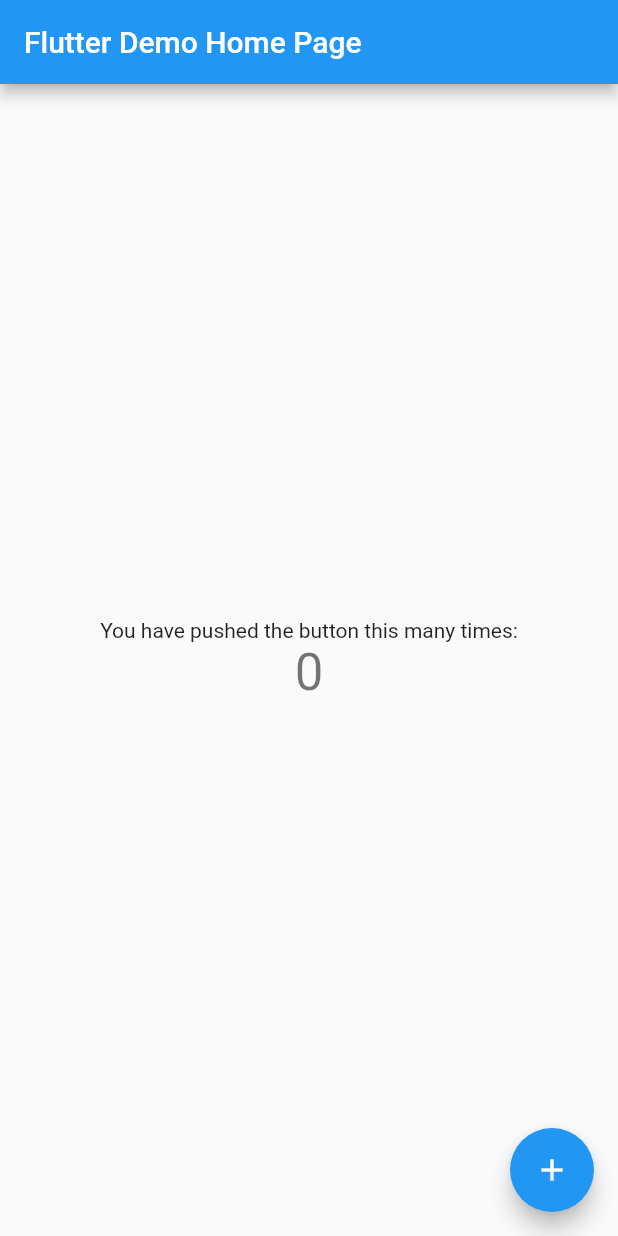
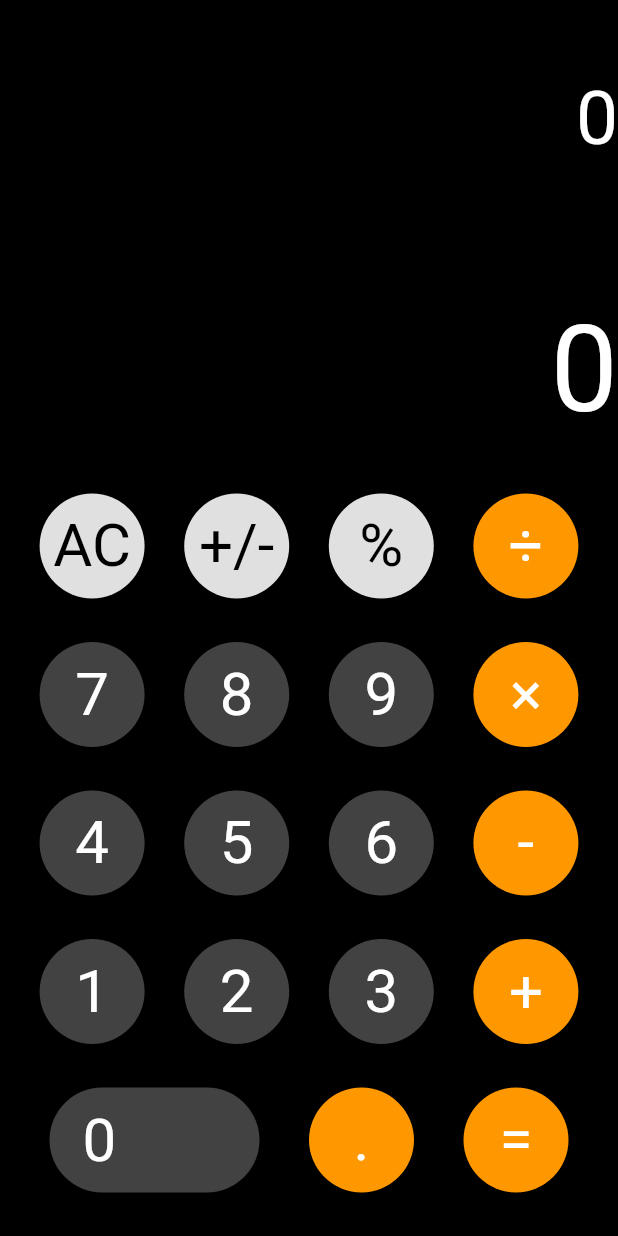
Before and after one commit to buzhun/my_cal_app, a Flutter app: the screen it shows after launch, on a phone screen of 412 x 824 dp. Run offline on Flutter 3.47's test engine with Material 2 defaults, Android fonts, the phone set to English and light mode, and no system bars.

Commit message:
计算器: 支持加减乘除 staging

```diff
--- a/lib/main.dart
+++ b/lib/main.dart
@@ -1,111 +1,413 @@
 import 'package:flutter/material.dart';
 
-void main() => runApp(MyApp());
+void main() {
+  runApp(
+    MaterialApp(
+      title: 'Flutter Tutorial',
+      home: new Scaffold(
+        body: new OptWidget(),
+      ),
+    ),
+  );
+}
 
-class MyApp extends StatelessWidget {
-  // This widget is the root of your application.
+// OptWidget manages the state.
+
+//------------------------ OptWidget --------------------------------
+
+class OptWidget extends StatefulWidget {
+  final buttonLists = [
+    ['C', '+/-', '%', '÷'],
+    ['7', '8', '9', '×'],
+    ['4', '5', '6', '-'],
+    ['1', '2', '3', '+'],
+    ['0', '.', '='],
+  ];
+
+  @override
+  _OptWidgetState createState() => _OptWidgetState();
+}
+
+class _OptWidgetState extends State<OptWidget> {
+  String _screen = '0';
+  String last = '0';
+  List<String> entry = ['0'];
+  String activeBtn = '';
+
+  void _handleClearBtnChanged(bool isClearAll) {
+    print('clear');
+    setState(() {
+      _screen = '0';
+      last = '0';
+      entry = [last];
+//      entry = isClearAll ? [] : entry;
+    });
+  }
+
+  void _handleNumberBtnChanged(String val) {
+    var newScreen = _screen;
+    var newEntry = entry;
+    var newLast = '';
+    final lastIsNumber = RegExp(r'^[0-9]+$').hasMatch(last);
+
+    print('last is $last,lastIsNumber is $lastIsNumber ');
+
+    if (last == '0') {
+        newScreen = val;
+        newLast = val;
+        newEntry[entry.length - 1] = val;
+    } else if(lastIsNumber){
+        newScreen += val;
+        newLast = last + val;
+        newEntry[entry.length - 1] = newLast;
+    } else {
+      // 1 + (3)
+      newEntry.add(val);
+      newScreen = val;
+      newLast = val;
+    }
+
+
+    setState(() {
+      _screen = newScreen;
+      last = newLast;
+      entry = newEntry;
+      activeBtn = '';
+    });
+
+    print(entry);
+  }
+
+  String _cal(xStr, opt, yStr) {
+
+    final double x = double.parse(xStr);
+    final double y = double.parse(yStr);
+
+    double result = 0.0;
+
+    switch (opt) {
+      case '+':
+        result = x + y;
+        break;
+      case '-':
+        result = x - y;
+        break;
+      case '*':
+        result = x * y;
+        break;
+      case '/':
+        result = x / y;
+        break;
+    }
+    return result.toInt() - result == 0 ?  result.toInt().toString(): result.toString();
+  }
+
+  void _handleOperatorBtnChanged(String val) {
+    final lastIsNumber = RegExp(r'^[0-9]+$').hasMatch(last);
+    var newScreen = '';
+    var newActiveBtn = '';
+    var newLast = '';
+    var newEntry = entry;
+
+    // 新符号入栈
+    void pushStack() {
+      newActiveBtn = val;
+      newLast = val;
+      newEntry.add(newLast);
+    }
+
+    // 计算第一个表达式（前三位）
+    String calExpress (){
+      return _cal(entry[0], entry[1], entry[2]);
+    }
+
+    final length = entry.length;
+    switch(length) {
+//      case 0: 第一位最少也是 0 不会是运算符
+
+      case 1:
+        // 1 (+)
+        if (val == '='){
+
+        } else {
+          pushStack();
+        }
+        break;
+      case 2:
+        // 1+ (=) 自增计算
+        if (val == '='){
+          newActiveBtn = '';
+          final String result =  _cal(entry[0],entry[1],entry[0]);
+          newLast = result;
+          newEntry = [result];
+        } else {
+          // 1 + (-) 覆盖上一个运算符
+          newActiveBtn = val;
+          newLast = val;
+          newEntry[entry.length - 1] = newLast;
+        }
+        break;
+      case 3:
+        if(RegExp(r'^[+-]$').hasMatch(entry[1]) && RegExp(r'^[×÷]$').hasMatch()){
+          // 第一个是+ -，第二个是 × ÷ 入栈
+          pushStack();
+        } else {
+          final String result = calExpress();
+          if (val == '='){
+            // 1+2(=)
+            newActiveBtn = '';
+            newLast = result;
+            newEntry = [result];
+          } else {
+            // 1+2(+) 计算结果入栈
+            newActiveBtn = val;
+            newLast = val;
+            entry.replaceRange(0, 3, [result]);
+            newEntry = entry;
+          }
+        }
+      break;
+      case 4:
+        1 + 2 * (=)
+    }
+
+    if (val == '=') {
+      // 1 + 2 = 3
+      if (entry.length == 3) {
+        final result =
+        newScreen = result;
+        newEntry=[result];
+        newLast = result;
+      }
+    } else {
+      newActiveBtn = val;
+      newLast = val;
+      print('last is $last,lastIsNumber is $lastIsNumber ');
+      if (!lastIsNumber) {
+        newEntry[entry.length - 1] = newLast;
+      } else {
+        newEntry.add(newLast);
+      }
+    }
+
+    setState(() {
+      _screen = newScreen;
+      entry = newEntry;
+      activeBtn = newActiveBtn;
+      last = newLast;
+    });
+
+    print(entry);
+  }
+
   @override
   Widget build(BuildContext context) {
-    return MaterialApp(
-      title: 'Flutter Demo',
-      theme: ThemeData(
-        // This is the theme of your application.
-        //
-        // Try running your application with "flutter run". You'll see the
-        // application has a blue toolbar. Then, without quitting the app, try
-        // changing the primarySwatch below to Colors.green and then invoke
-        // "hot reload" (press "r" in the console where you ran "flutter run",
-        // or simply save your changes to "hot reload" in a Flutter IDE).
-        // Notice that the counter didn't reset back to zero; the application
-        // is not restarted.
-        primarySwatch: Colors.blue,
-      ),
-      home: MyHomePage(title: 'Flutter Demo Home Page'),
+    final handleMap = {
+      'number': _handleNumberBtnChanged,
+      'other': _handleOperatorBtnChanged,
+      'operate': _handleOperatorBtnChanged,
+    };
+
+    final colorMap = {
+      'number': 'black',
+      'other': 'grey',
+      'operate': 'orange',
+    };
+
+    return Container(
+        decoration: BoxDecoration(
+          color: Colors.black,
+        ),
+        child: Column(
+          mainAxisAlignment: MainAxisAlignment.spaceEvenly,
+          children: [
+            Container(
+              width: 750.0,
+              height: 100.0,
+              padding: EdgeInsets.only(top: 50.0),
+              child: Text(
+                entry.join(''),
+                textAlign: TextAlign.right,
+                style: TextStyle(
+                  color: Colors.white,
+                  fontSize: 50.0,
+                ),
+              ),
+            ),
+            Container(
+              width: 750.0,
+              height: 200.0,
+              padding: EdgeInsets.only(top: 100.0),
+              child: Text(
+                '$_screen',
+                textAlign: TextAlign.right,
+                style: TextStyle(
+                  color: Colors.white,
+                  fontSize: 80.0,
+                ),
+              ),
+            ),
+            Expanded(
+              child: Column(
+                  mainAxisAlignment: MainAxisAlignment.spaceEvenly,
+                  children: widget.buttonLists.map((buttonList) {
+                    return Row(
+                        mainAxisAlignment: MainAxisAlignment.spaceEvenly,
+                        children: buttonList.map((name) {
+                          final type = RegExp(r'^[0-9]+$').hasMatch(name)
+                              ? 'number'
+                              : RegExp(r"([/%])").hasMatch(name)
+                                  ? 'other'
+                                  : 'operate';
+
+                          return name == 'C'
+                              ? ClearBtn(
+                                  isClearAll: _screen == '0',
+                                  onChanged: _handleClearBtnChanged,
+                                )
+                              : BaseBtn(
+                                  name: name,
+                                  actived: activeBtn == name,
+                                  colorType: colorMap[type],
+                                  onChanged: handleMap[type],
+                                );
+                        }).toList());
+                  }).toList()),
+            )
+          ],
+        ));
+  }
+}
+
+//------------------------- ClearBtn ----------------------------------
+
+class ClearBtn extends StatefulWidget {
+  ClearBtn({Key key, this.isClearAll: false, @required this.onChanged})
+      : super(key: key);
+
+  final bool isClearAll;
+  final onChanged;
+  _ClearBtnState createState() => _ClearBtnState();
+}
+
+class _ClearBtnState extends State<ClearBtn> {
+  void _handleChange(String name) {
+    widget.onChanged(widget.isClearAll);
+  }
+
+  Widget build(BuildContext context) {
+    final String name = widget.isClearAll ? 'AC' : 'C';
+    return BaseBtn(
+      name: name,
+      onChanged: _handleChange,
+      colorType: 'grey',
     );
   }
 }
 
-class MyHomePage extends StatefulWidget {
-  MyHomePage({Key key, this.title}) : super(key: key);
+//------------------------- BaseBtn ----------------------------------
 
-  // This widget is the home page of your application. It is stateful, meaning
-  // that it has a State object (defined below) that contains fields that affect
-  // how it looks.
+//------------------------- BaseBtn ----------------------------------
 
-  // This class is the configuration for the state. It holds the values (in this
-  // case the title) provided by the parent (in this case the App widget) and
-  // used by the build method of the State. Fields in a Widget subclass are
-  // always marked "final".
+class BaseBtn extends StatefulWidget {
+  BaseBtn(
+      {Key key,
+      this.name: '',
+      this.actived: false,
+      this.colorType: 'black',
+      @required this.onChanged})
+      : super(key: key);
 
-  final String title;
+  final String name;
+  final String colorType;
+  final onChanged;
+  final bool actived;
 
   @override
-  _MyHomePageState createState() => _MyHomePageState();
+  _BaseBtnState createState() => _BaseBtnState();
 }
 
-class _MyHomePageState extends State<MyHomePage> {
-  int _counter = 0;
+class _BaseBtnState extends State<BaseBtn> {
+  bool _highlight = false;
 
-  void _incrementCounter() {
+  void _handleTapDown(TapDownDetails details) {
     setState(() {
-      // This call to setState tells the Flutter framework that something has
-      // changed in this State, which causes it to rerun the build method below
-      // so that the display can reflect the updated values. If we changed
-      // _counter without calling setState(), then the build method would not be
-      // called again, and so nothing would appear to happen.
-      _counter++;
+      _highlight = true;
     });
   }
 
-  @override
+  void _handleTapUp(TapUpDetails details) {
+    setState(() {
+      _highlight = false;
+    });
+  }
+
+  void _handleTapCancel() {
+    setState(() {
+      _highlight = false;
+    });
+  }
+
+  void _handleTap() {
+    widget.onChanged(widget.name);
+  }
+
   Widget build(BuildContext context) {
-    // This method is rerun every time setState is called, for instance as done
-    // by the _incrementCounter method above.
-    //
-    // The Flutter framework has been optimized to make rerunning build methods
-    // fast, so that you can just rebuild anything that needs updating rather
-    // than having to individually change instances of widgets.
-    return Scaffold(
-      appBar: AppBar(
-        // Here we take the value from the MyHomePage object that was created by
-        // the App.build method, and use it to set our appbar title.
-        title: Text(widget.title),
-      ),
-      body: Center(
-        // Center is a layout widget. It takes a single child and positions it
-        // in the middle of the parent.
-        child: Column(
-          // Column is also layout widget. It takes a list of children and
-          // arranges them vertically. By default, it sizes itself to fit its
-          // children horizontally, and tries to be as tall as its parent.
-          //
-          // Invoke "debug painting" (press "p" in the console, choose the
-          // "Toggle Debug Paint" action from the Flutter Inspector in Android
-          // Studio, or the "Toggle Debug Paint" command in Visual Studio Code)
-          // to see the wireframe for each widget.
-          //
-          // Column has various properties to control how it sizes itself and
-          // how it positions its children. Here we use mainAxisAlignment to
-          // center the children vertically; the main axis here is the vertical
-          // axis because Columns are vertical (the cross axis would be
-          // horizontal).
-          mainAxisAlignment: MainAxisAlignment.center,
-          children: <Widget>[
-            Text(
-              'You have pushed the button this many times:',
-            ),
-            Text(
-              '$_counter',
-              style: Theme.of(context).textTheme.display1,
-            ),
-          ],
+    final fontColorMap = {
+      'black': Colors.white,
+      'grey': Colors.black,
+      'orange': Colors.white,
+    };
+
+    final bgColorMap = {
+      'black': Colors.grey[800],
+      'grey': Colors.grey[300],
+      'orange': Colors.orange,
+    };
+
+    final lightColorMap = {
+      'black': Colors.grey[500],
+      'grey': Colors.grey[100],
+      'orange': Colors.orange[100],
+    };
+
+    final text = Text(
+      widget.name,
+      style: TextStyle(
+          fontSize: 40.0,
+          color:
+              widget.actived ? Colors.orange : fontColorMap[widget.colorType]),
+    );
+
+    final centerText = Center(
+      child: text,
+    );
+
+    final zeroText = Container(
+      padding: EdgeInsets.fromLTRB(22.0, 12.0, 0, 0),
+      child: text,
+    );
+
+    return GestureDetector(
+      onTapDown: _handleTapDown, // Handle the tap events in the order that
+      onTapUp: _handleTapUp, // they occur: down, up, tap, cancel
+      onTap: _handleTap,
+      onTapCancel: _handleTapCancel,
+      child: Container(
+        child: widget.name == '0' ? zeroText : centerText,
+        width: widget.name == '0' ? 140.0 : 70.0,
+        height: 70.0,
+        decoration: BoxDecoration(
+          borderRadius: BorderRadius.all(
+            const Radius.circular(70.0),
+          ),
+          color: widget.actived
+              ? Colors.white
+              : _highlight
+                  ? lightColorMap[widget.colorType]
+                  : bgColorMap[widget.colorType],
         ),
       ),
-      floatingActionButton: FloatingActionButton(
-        onPressed: _incrementCounter,
-        tooltip: 'Increment',
-        child: Icon(Icons.add),
-      ), // This trailing comma makes auto-formatting nicer for build methods.
     );
   }
 }
```
Also changed, not shown: pubspec.yaml (+1 -7 lines), pubspec.lock, 1 other file.
